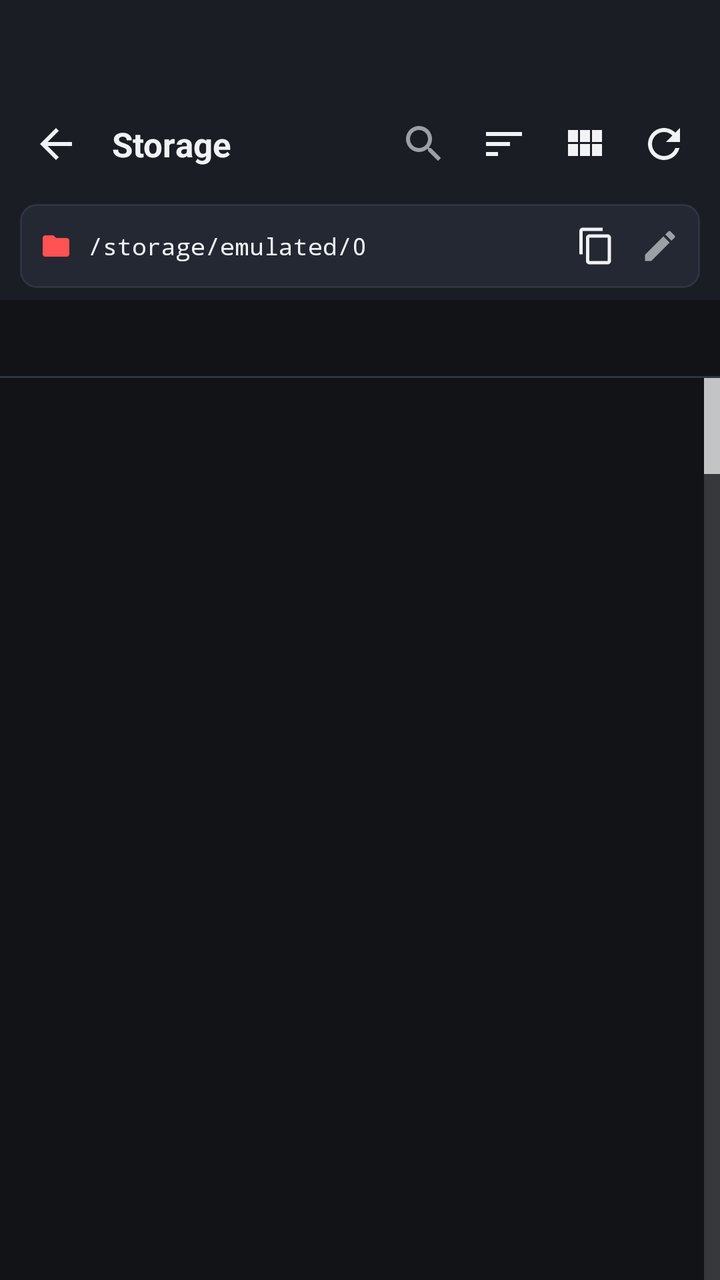
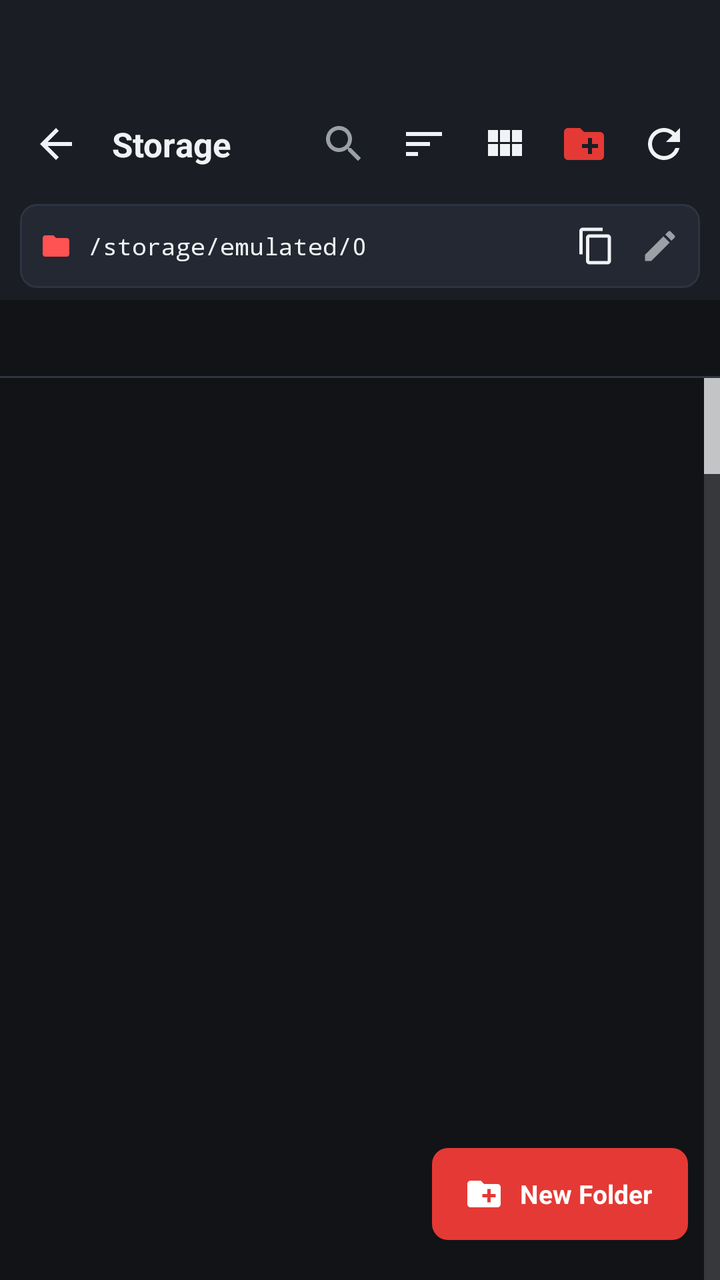

Before-and-after screenshots of an Android layout around one commit, followed by the original layout XML and the change that was made.
<!-- AndroidManifest.xml: application theme Theme.ArtrawFiles -->
<!-- res/layout/activity_browser.xml -->
<?xml version="1.0" encoding="utf-8"?>
<LinearLayout xmlns:android="http://schemas.android.com/apk/res/android"
    android:layout_width="match_parent"
    android:layout_height="match_parent"
    android:orientation="vertical"
    android:background="@color/bg_dark">

    
    <LinearLayout
        android:id="@+id/layoutTopBrowser"
        android:layout_width="match_parent"
        android:layout_height="wrap_content"
        android:orientation="vertical"
        android:background="@color/surface_dark">

        
        <View
            android:id="@+id/statusBarSpacerBrowser"
            android:layout_width="match_parent"
            android:layout_height="44dp" />

        
        <RelativeLayout
            android:id="@+id/toolbarNormal"
            android:layout_width="match_parent"
            android:layout_height="56dp"
            android:paddingStart="8dp"
            android:paddingEnd="8dp">

            <ImageView
                android:id="@+id/btnBack"
                android:layout_width="40dp"
                android:layout_height="40dp"
                android:layout_alignParentStart="true"
                android:layout_centerVertical="true"
                android:padding="8dp"
                android:background="?android:attr/selectableItemBackgroundBorderless"
                android:src="@drawable/ic_arrow_back"
                android:contentDescription="Back" />

            <TextView
                android:id="@+id/tvCurrentFolderName"
                android:layout_width="wrap_content"
                android:layout_height="wrap_content"
                android:layout_toEndOf="@id/btnBack"
                android:layout_toStartOf="@+id/layoutNormalActions"
                android:layout_centerVertical="true"
                android:layout_marginStart="8dp"
                android:layout_marginEnd="8dp"
                android:singleLine="true"
                android:ellipsize="middle"
                android:text="Storage"
                android:textColor="@color/text_primary_dark"
                android:textSize="17sp"
                android:textStyle="bold" />

            <LinearLayout
                android:id="@+id/layoutNormalActions"
                android:layout_width="wrap_content"
                android:layout_height="wrap_content"
                android:layout_alignParentEnd="true"
                android:layout_centerVertical="true"
                android:orientation="horizontal">

                <ImageView
                    android:id="@+id/btnSearch"
                    android:layout_width="40dp"
                    android:layout_height="40dp"
                    android:padding="8dp"
                    android:background="?android:attr/selectableItemBackgroundBorderless"
                    android:src="@drawable/ic_search"
                    android:contentDescription="Search" />

                <ImageView
                    android:id="@+id/btnSort"
                    android:layout_width="40dp"
                    android:layout_height="40dp"
                    android:padding="8dp"
                    android:background="?android:attr/selectableItemBackgroundBorderless"
                    android:src="@drawable/ic_sort"
                    android:contentDescription="Sort" />

                <ImageView
                    android:id="@+id/btnViewToggle"
                    android:layout_width="40dp"
                    android:layout_height="40dp"
                    android:padding="8dp"
                    android:background="?android:attr/selectableItemBackgroundBorderless"
                    android:src="@drawable/ic_grid"
                    android:contentDescription="Toggle View" />

                <ImageView
                    android:id="@+id/btnRefresh"
                    android:layout_width="40dp"
                    android:layout_height="40dp"
                    android:padding="8dp"
                    android:background="?android:attr/selectableItemBackgroundBorderless"
                    android:src="@drawable/ic_refresh"
                    android:contentDescription="Refresh" />
            </LinearLayout>
        </RelativeLayout>

        
        <RelativeLayout
            android:id="@+id/toolbarSelection"
            android:layout_width="match_parent"
            android:layout_height="56dp"
            android:background="@color/surface_elevated_dark"
            android:paddingStart="8dp"
            android:paddingEnd="8dp"
            android:visibility="gone">

            <ImageView
                android:id="@+id/btnCloseSelection"
                android:layout_width="40dp"
                android:layout_height="40dp"
                android:layout_alignParentStart="true"
                android:layout_centerVertical="true"
                android:padding="8dp"
                android:background="?android:attr/selectableItemBackgroundBorderless"
                android:src="@drawable/ic_arrow_back"
                android:contentDescription="Close Selection" />

            <TextView
                android:id="@+id/tvSelectionCount"
                android:layout_width="wrap_content"
                android:layout_height="wrap_content"
                android:layout_toEndOf="@id/btnCloseSelection"
                android:layout_toStartOf="@+id/layoutSelectionActions"
                android:layout_centerVertical="true"
                android:layout_marginStart="8dp"
                android:singleLine="true"
                android:ellipsize="end"
                android:text="0 selected"
                android:textColor="@color/text_primary_dark"
                android:textSize="15sp"
                android:textStyle="bold" />

            <LinearLayout
                android:id="@+id/layoutSelectionActions"
                android:layout_width="wrap_content"
                android:layout_height="wrap_content"
                android:layout_alignParentEnd="true"
                android:layout_centerVertical="true"
                android:orientation="horizontal">

                <ImageView
                    android:id="@+id/btnActionCopy"
                    android:layout_width="38dp"
                    android:layout_height="38dp"
                    android:padding="8dp"
                    android:background="?android:attr/selectableItemBackgroundBorderless"
                    android:src="@drawable/ic_copy"
                    android:contentDescription="Copy" />

                <ImageView
                    android:id="@+id/btnActionCut"
                    android:layout_width="38dp"
                    android:layout_height="38dp"
                    android:padding="8dp"
                    android:background="?android:attr/selectableItemBackgroundBorderless"
                    android:src="@drawable/ic_cut"
                    android:contentDescription="Cut" />

                <ImageView
                    android:id="@+id/btnActionShare"
                    android:layout_width="38dp"
                    android:layout_height="38dp"
                    android:padding="8dp"
                    android:background="?android:attr/selectableItemBackgroundBorderless"
                    android:src="@drawable/ic_share"
                    android:contentDescription="Share" />

                <ImageView
                    android:id="@+id/btnActionDelete"
                    android:layout_width="38dp"
                    android:layout_height="38dp"
                    android:padding="8dp"
                    android:background="?android:attr/selectableItemBackgroundBorderless"
                    android:src="@drawable/ic_delete"
                    android:contentDescription="Delete" />

                <ImageView
                    android:id="@+id/btnActionMore"
                    android:layout_width="38dp"
                    android:layout_height="38dp"
                    android:padding="8dp"
                    android:background="?android:attr/selectableItemBackgroundBorderless"
                    android:src="@drawable/ic_more"
                    android:contentDescription="More" />
            </LinearLayout>
        </RelativeLayout>

        
        <LinearLayout
            android:id="@+id/layoutSearchBar"
            android:layout_width="match_parent"
            android:layout_height="48dp"
            android:orientation="horizontal"
            android:background="@color/surface_dark"
            android:paddingStart="12dp"
            android:paddingEnd="12dp"
            android:gravity="center_vertical"
            android:visibility="gone">

            <EditText
                android:id="@+id/etSearchQuery"
                android:layout_width="0dp"
                android:layout_height="match_parent"
                android:layout_weight="1"
                android:background="@null"
                android:hint="@string/search_hint"
                android:textColor="@color/text_primary_dark"
                android:textColorHint="@color/text_tertiary_dark"
                android:textSize="14sp"
                android:imeOptions="actionSearch"
                android:singleLine="true" />

            <ImageView
                android:id="@+id/btnClearSearch"
                android:layout_width="36dp"
                android:layout_height="36dp"
                android:padding="8dp"
                android:src="@drawable/ic_more"
                android:contentDescription="Clear" />
        </LinearLayout>

        
        <LinearLayout
            android:id="@+id/layoutPcAddressBar"
            android:layout_width="match_parent"
            android:layout_height="wrap_content"
            android:orientation="horizontal"
            android:gravity="center_vertical"
            android:background="@drawable/bg_address_bar"
            android:layout_marginStart="10dp"
            android:layout_marginEnd="10dp"
            android:layout_marginTop="2dp"
            android:layout_marginBottom="6dp"
            android:paddingStart="10dp"
            android:paddingEnd="4dp"
            android:paddingTop="5dp"
            android:paddingBottom="5dp">

            <ImageView
                android:layout_width="16dp"
                android:layout_height="16dp"
                android:src="@drawable/ic_folder"
                android:tint="@color/artraw_crimson_accent"
                android:contentDescription="Path" />

            <TextView
                android:id="@+id/tvPcPathDisplay"
                android:layout_width="0dp"
                android:layout_height="wrap_content"
                android:layout_weight="1"
                android:layout_marginStart="8dp"
                android:layout_marginEnd="6dp"
                android:text="/storage/emulated/0"
                android:textColor="@color/text_primary_dark"
                android:textSize="12sp"
                android:fontFamily="monospace"
                android:singleLine="true"
                android:ellipsize="start" />

            
            <ImageView
                android:id="@+id/btnCopyCurrentPath"
                android:layout_width="32dp"
                android:layout_height="32dp"
                android:padding="6dp"
                android:background="?android:attr/selectableItemBackgroundBorderless"
                android:src="@drawable/ic_copy"
                android:contentDescription="Copy Current Path" />

            
            <ImageView
                android:id="@+id/btnTypePath"
                android:layout_width="32dp"
                android:layout_height="32dp"
                android:padding="6dp"
                android:background="?android:attr/selectableItemBackgroundBorderless"
                android:src="@drawable/ic_edit"
                android:contentDescription="Type Path" />
        </LinearLayout>
    </LinearLayout>

    
    <RelativeLayout
        android:layout_width="match_parent"
        android:layout_height="38dp"
        android:background="@color/bg_dark"
        android:paddingStart="8dp"
        android:paddingEnd="8dp">

        <HorizontalScrollView
            android:id="@+id/scrollBreadcrumbs"
            android:layout_width="match_parent"
            android:layout_height="match_parent"
            android:layout_centerVertical="true"
            android:scrollbars="none">

            <LinearLayout
                android:id="@+id/layoutBreadcrumbs"
                android:layout_width="wrap_content"
                android:layout_height="match_parent"
                android:orientation="horizontal"
                android:gravity="center_vertical" />
        </HorizontalScrollView>
    </RelativeLayout>

    <View
        android:layout_width="match_parent"
        android:layout_height="1dp"
        android:background="@color/border_dark" />

    
    <RelativeLayout
        android:id="@+id/layoutPasteBar"
        android:layout_width="match_parent"
        android:layout_height="wrap_content"
        android:minHeight="52dp"
        android:background="@color/surface_elevated_dark"
        android:paddingStart="16dp"
        android:paddingEnd="16dp"
        android:visibility="gone">

        <TextView
            android:id="@+id/tvPasteStatus"
            android:layout_width="wrap_content"
            android:layout_height="wrap_content"
            android:layout_alignParentStart="true"
            android:layout_toStartOf="@+id/layoutPasteButtons"
            android:layout_centerVertical="true"
            android:singleLine="true"
            android:text="2 files ready to paste"
            android:textColor="@color/text_primary_dark"
            android:textSize="13sp" />

        <LinearLayout
            android:id="@+id/layoutPasteButtons"
            android:layout_width="wrap_content"
            android:layout_height="wrap_content"
            android:layout_alignParentEnd="true"
            android:layout_centerVertical="true"
            android:orientation="horizontal">

            <Button
                android:id="@+id/btnCancelPaste"
                android:layout_width="wrap_content"
                android:layout_height="36dp"
                android:background="@drawable/bg_button_outlined"
                android:text="@string/btn_cancel"
                android:textColor="@color/text_secondary_dark"
                android:textSize="12sp" />

            <Button
                android:id="@+id/btnExecutePaste"
                android:layout_width="wrap_content"
                android:layout_height="36dp"
                android:layout_marginStart="8dp"
                android:background="@drawable/bg_button_primary"
                android:text="@string/action_paste"
                android:textColor="@android:color/white"
                android:textSize="12sp" />
        </LinearLayout>
    </RelativeLayout>

    
    <FrameLayout
        android:layout_width="match_parent"
        android:layout_height="0dp"
        android:layout_weight="1">

        <ListView
            android:id="@+id/listViewFiles"
            android:layout_width="match_parent"
            android:layout_height="match_parent"
            android:divider="@color/border_dark"
            android:dividerHeight="0.5dp"
            android:clipToPadding="false"
            android:fastScrollEnabled="true" />

        <GridView
            android:id="@+id/gridViewFiles"
            android:layout_width="match_parent"
            android:layout_height="match_parent"
            android:numColumns="3"
            android:padding="8dp"
            android:horizontalSpacing="8dp"
            android:verticalSpacing="8dp"
            android:clipToPadding="false"
            android:visibility="gone" />

        
        <LinearLayout
            android:id="@+id/layoutEmptyState"
            android:layout_width="wrap_content"
            android:layout_height="wrap_content"
            android:layout_gravity="center"
            android:orientation="vertical"
            android:gravity="center"
            android:padding="24dp"
            android:visibility="gone">

            <ImageView
                android:layout_width="56dp"
                android:layout_height="56dp"
                android:src="@drawable/ic_folder"
                android:alpha="0.5" />

            <TextView
                android:id="@+id/tvEmptyMessage"
                android:layout_width="wrap_content"
                android:layout_height="wrap_content"
                android:layout_marginTop="12dp"
                android:text="@string/state_empty"
                android:textColor="@color/text_secondary_dark"
                android:textSize="14sp" />
        </LinearLayout>

        
        <ProgressBar
            android:id="@+id/progressLoading"
            android:layout_width="48dp"
            android:layout_height="48dp"
            android:layout_gravity="center"
            android:indeterminate="true"
            android:indeterminateTint="@color/artraw_crimson"
            android:visibility="gone" />
    </FrameLayout>
</LinearLayout>
<!-- resources referenced by this layout -->
<resources>
  <color name="artraw_crimson">#E53935</color>
  <color name="artraw_crimson_accent">#FF5252</color>
  <color name="bg_dark">#121316</color>
  <color name="border_dark">#2E3442</color>
  <color name="surface_dark">#1A1D24</color>
  <color name="surface_elevated_dark">#242833</color>
  <color name="text_primary_dark">#F0F2F5</color>
  <color name="text_secondary_dark">#9AA0A6</color>
  <color name="text_tertiary_dark">#6B7280</color>
  <!-- drawable bg_address_bar (drawable) -->
  <?xml version="1.0" encoding="utf-8"?>
  <shape xmlns:android="http://schemas.android.com/apk/res/android"
      android:shape="rectangle">
      <solid android:color="@color/surface_elevated_dark" />
      <corners android:radius="8dp" />
      <stroke
          android:width="1dp"
          android:color="@color/border_dark" />
  </shape>
  <!-- drawable bg_button_outlined (drawable) -->
  <?xml version="1.0" encoding="utf-8"?>
  <shape xmlns:android="http://schemas.android.com/apk/res/android"
      android:shape="rectangle">
      <solid android:color="@android:color/transparent" />
      <corners android:radius="8dp" />
      <stroke
          android:width="1dp"
          android:color="@color/border_dark" />
  </shape>
  <!-- drawable bg_button_primary (drawable) -->
  <?xml version="1.0" encoding="utf-8"?>
  <shape xmlns:android="http://schemas.android.com/apk/res/android"
      android:shape="rectangle">
      <solid android:color="@color/artraw_crimson" />
      <corners android:radius="8dp" />
  </shape>
  <!-- drawable ic_arrow_back (drawable) -->
  <vector xmlns:android="http://schemas.android.com/apk/res/android"
      android:width="24dp"
      android:height="24dp"
      android:viewportWidth="24"
      android:viewportHeight="24">
      <path
          android:fillColor="#F0F2F5"
          android:pathData="M20,11H7.83l5.59,-5.59L12,4l-8,8 8,8 1.41,-1.41L7.83,13H20v-2z"/>
  </vector>
  <!-- drawable ic_sort (drawable) -->
  <vector xmlns:android="http://schemas.android.com/apk/res/android"
      android:width="24dp"
      android:height="24dp"
      android:viewportWidth="24"
      android:viewportHeight="24">
      <path
          android:fillColor="#F0F2F5"
          android:pathData="M3,18h6v-2H3v2zM3,6v2h18V6H3zm0,7h12v-2H3v2z"/>
  </vector>
  <string name="action_paste">Paste</string>
  <string name="btn_cancel">Cancel</string>
  <string name="search_hint">Search files and folders…</string>
  <string name="state_empty">This folder is empty</string>
  <color name="artraw_crimson_dark">#B71C1C</color>
  <!-- unchanged entries left out for length: 11 -->
</resources>

<!-- the commit's change to res/layout/activity_browser.xml (unified diff, before → after) -->
@@ -90,6 +90,15 @@
                     android:contentDescription="Toggle View" />
 
                 <ImageView
+                    android:id="@+id/btnNewFolder"
+                    android:layout_width="40dp"
+                    android:layout_height="40dp"
+                    android:padding="8dp"
+                    android:background="?android:attr/selectableItemBackgroundBorderless"
+                    android:src="@drawable/ic_new_folder"
+                    android:contentDescription="New Folder" />
+
+                <ImageView
                     android:id="@+id/btnRefresh"
                     android:layout_width="40dp"
                     android:layout_height="40dp"
@@ -143,6 +152,15 @@
                 android:layout_alignParentEnd="true"
                 android:layout_centerVertical="true"
                 android:orientation="horizontal">
+
+                <ImageView
+                    android:id="@+id/btnActionSelectAll"
+                    android:layout_width="38dp"
+                    android:layout_height="38dp"
+                    android:padding="8dp"
+                    android:background="?android:attr/selectableItemBackgroundBorderless"
+                    android:src="@drawable/ic_select_all"
+                    android:contentDescription="Select All" />
 
                 <ImageView
                     android:id="@+id/btnActionCopy"
@@ -420,6 +438,38 @@
         </LinearLayout>
 
         
+        <LinearLayout
+            android:id="@+id/fabNewFolder"
+            android:layout_width="wrap_content"
+            android:layout_height="46dp"
+            android:layout_gravity="bottom|end"
+            android:layout_marginEnd="16dp"
+            android:layout_marginBottom="20dp"
+            android:background="@drawable/bg_button_primary"
+            android:orientation="horizontal"
+            android:gravity="center"
+            android:paddingStart="16dp"
+            android:paddingEnd="18dp"
+            android:clickable="true"
+            android:focusable="true">
+
+            <ImageView
+                android:layout_width="20dp"
+                android:layout_height="20dp"
+                android:src="@drawable/ic_new_folder"
+                android:tint="@android:color/white" />
+
+            <TextView
+                android:layout_width="wrap_content"
+                android:layout_height="wrap_content"
+                android:layout_marginStart="8dp"
+                android:text="New Folder"
+                android:textColor="@android:color/white"
+                android:textSize="13sp"
+                android:textStyle="bold" />
+        </LinearLayout>
+
+        
         <ProgressBar
             android:id="@+id/progressLoading"
             android:layout_width="48dp"
<!-- resource entries referenced after the edit -->
@@ -46,6 +46,26 @@
           android:fillColor="#F0F2F5"
           android:pathData="M20,11H7.83l5.59,-5.59L12,4l-8,8 8,8 1.41,-1.41L7.83,13H20v-2z"/>
   </vector>
+  <!-- drawable ic_new_folder (drawable) -->
+  <vector xmlns:android="http://schemas.android.com/apk/res/android"
+      android:width="24dp"
+      android:height="24dp"
+      android:viewportWidth="24"
+      android:viewportHeight="24">
+      <path
+          android:fillColor="#E53935"
+          android:pathData="M20,6h-8l-2,-2H4c-1.11,0 -1.99,0.89 -1.99,2L2,18c0,1.11 0.89,2 2,2h16c1.11,0 2,-0.89 2,-2V8c0,-1.11 -0.89,-2 -2,-2zm-1,8h-3v3h-2v-3h-3v-2h3V9h2v3h3v2z"/>
+  </vector>
+  <!-- drawable ic_select_all (drawable) -->
+  <vector xmlns:android="http://schemas.android.com/apk/res/android"
+      android:width="24dp"
+      android:height="24dp"
+      android:viewportWidth="24"
+      android:viewportHeight="24">
+      <path
+          android:fillColor="#E0E0E0"
+          android:pathData="M18,5v3h-3V5h3m0,-2h-3c-1.1,0 -2,0.9 -2,2v3c0,1.1 0.9,2 2,2h3c1.1,0 2,-0.9 2,-2V5c0,-1.1 -0.9,-2 -2,-2zm0,11v3h-3v-3h3m0,-2h-3c-1.1,0 -2,0.9 -2,2v3c0,1.1 0.9,2 2,2h3c1.1,0 2,-0.9 2,-2v-3c0,-1.1 -0.9,-2 -2,-2zm-7,-9v3H8V5h3m0,-2H8c-1.1,0 -2,0.9 -2,2v3c0,1.1 0.9,2 2,2h3c1.1,0 2,-0.9 2,-2V5c0,-1.1 -0.9,-2 -2,-2zm0,11v3H8v-3h3m0,-2H8c-1.1,0 -2,0.9 -2,2v3c0,1.1 0.9,2 2,2h3c1.1,0 2,-0.9 2,-2v-3c0,-1.1 -0.9,-2 -2,-2zM4,9V6h3V4H4c-1.1,0 -2,0.9 -2,2v3h2zm0,11v-3H2v3c0,1.1 0.9,2 2,2h3v-2H4zM20,4h-3v2h3v3h2V6c0,-1.1 -0.9,-2 -2,-2zm0,15h-3v2h3c1.1,0 2,-0.9 2,-2v-3h-2v3z"/>
+  </vector>
   <!-- drawable ic_sort (drawable) -->
   <vector xmlns:android="http://schemas.android.com/apk/res/android"
       android:width="24dp"
